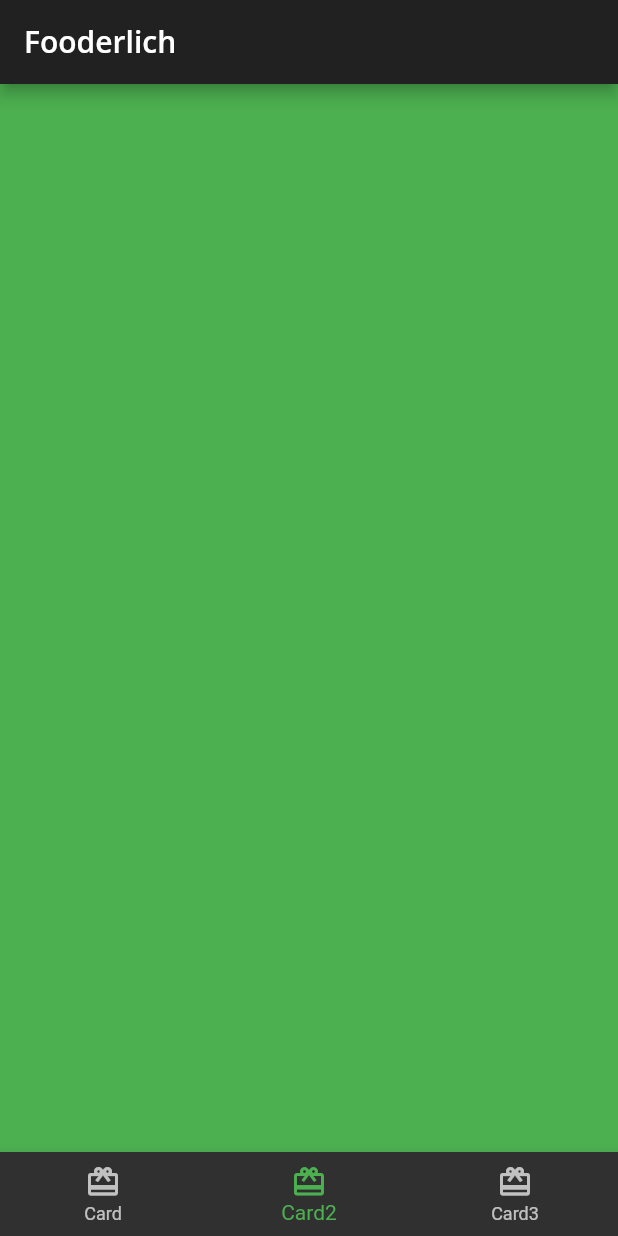
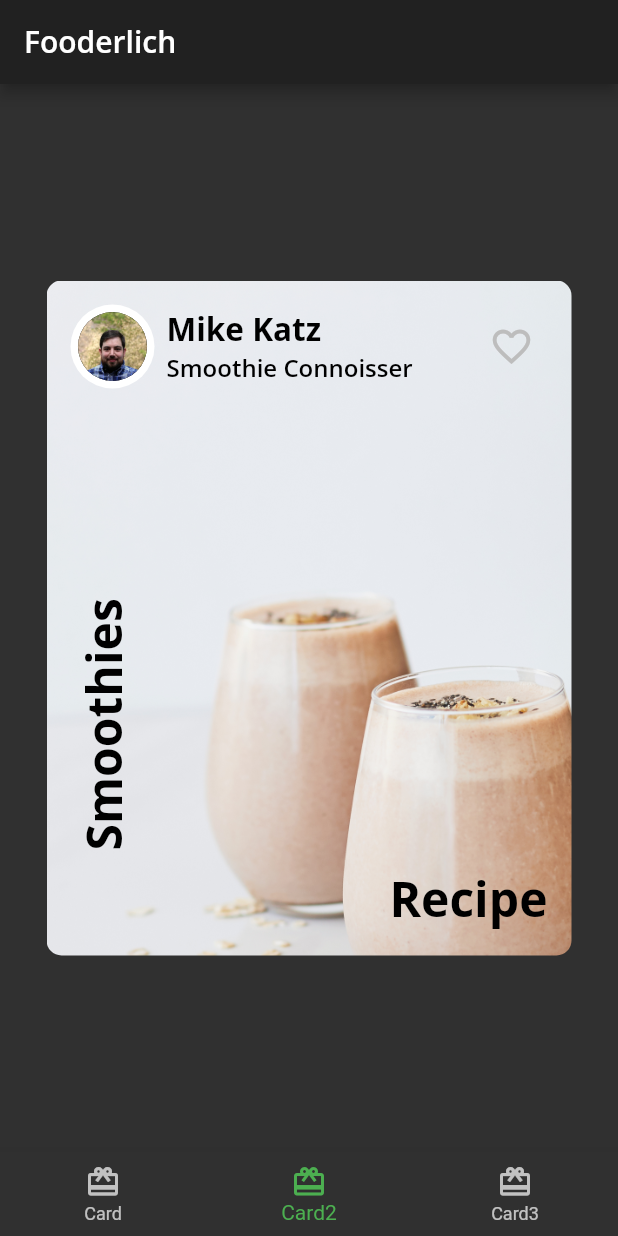
Before and after one commit to dwainetrain/flutter-apprentice, a Flutter app: the screen it shows after launch, item 2 of the bottom bar chosen, on a phone screen of 412 x 824 dp. Run offline on Flutter 3.47's test engine with Material 2 defaults, Android fonts, the phone set to English and light mode, and no system bars; our stand-ins replace google_fonts.

Commit message:
chapter 3 complete

```diff
--- /dev/null
+++ b/lib/author_card.dart
@@ -0,0 +1,61 @@
+import 'package:flutter/material.dart';
+import 'fooderlich_theme.dart';
+import 'circle_image.dart';
+
+class AuthorCard extends StatelessWidget {
+  final String authorName;
+  final String title;
+  final ImageProvider? imageProvider;
+
+  const AuthorCard({
+    super.key,
+    required this.authorName,
+    required this.title,
+    this.imageProvider,
+  });
+
+  @override
+  Widget build(BuildContext context) {
+    // TODO: Replace return Container(...);
+    return Container(
+      padding: const EdgeInsets.all(16),
+      child: Row(
+          mainAxisAlignment: MainAxisAlignment.spaceBetween,
+          children: [
+            Row(
+
+              children: [
+                CircleImage(
+                  imageProvider: imageProvider,
+                  imageRadius: 28,
+                ),
+                const SizedBox(width: 8),
+                Column(
+                  crossAxisAlignment: CrossAxisAlignment.start,
+                  children: [
+                    Text(
+                      authorName,
+                      style: FooderlichTheme.lightTextTheme.headline2,
+                    ),
+                    Text(
+                      title,
+                      style: FooderlichTheme.lightTextTheme.headline3,
+                    )
+                  ],
+                ),
+              ],
+            ),
+            IconButton(
+              onPressed: () {
+                const snackBar =
+                SnackBar(content: Text('Favorite Pressed'));
+                ScaffoldMessenger.of(context).showSnackBar((snackBar));
+              },
+              icon: const Icon(Icons.favorite_border),
+              iconSize: 30,
+              color: Colors.grey[400],
+            )
+          ]),
+    );
+  }
+}
--- /dev/null
+++ b/lib/card2.dart
@@ -0,0 +1,62 @@
+import 'package:flutter/material.dart';
+import 'fooderlich_theme.dart';
+import 'author_card.dart';
+
+class Card2 extends StatelessWidget {
+  const Card2({super.key});
+
+  @override
+  Widget build(BuildContext context) {
+    return Center(
+      child: Container(
+        constraints: const BoxConstraints.expand(
+          width: 350,
+          height: 450,
+        ),
+        decoration: const BoxDecoration(
+          image: DecorationImage(
+            image: AssetImage('assets/mag5.png'),
+            fit: BoxFit.cover,
+          ),
+          borderRadius: BorderRadius.all(
+            Radius.circular(10.0),
+          ),
+        ),
+        child: Column(
+          children: [
+            const AuthorCard(
+              authorName: 'Mike Katz',
+              title: 'Smoothie Connoisser',
+              imageProvider: AssetImage('assets/author_katz.jpeg'),
+            ),
+            Expanded(
+              child: Stack(
+                children: [
+                  Positioned(
+                    bottom: 16,
+                    right: 16,
+                    child: Text(
+                      'Recipe',
+                      style: FooderlichTheme.lightTextTheme.headline1,
+                    ),
+                  ),
+                  Positioned(
+                    bottom: 70,
+                    left: 16,
+                    child: RotatedBox(
+                      quarterTurns: 3,
+                      child: Text(
+                        'Smoothies',
+                        style: FooderlichTheme.lightTextTheme.headline1,
+                      ),
+                    ),
+                  ),
+                ],
+              ),
+            ),
+          ],
+        ),
+      ),
+    );
+  }
+}
--- /dev/null
+++ b/lib/circle_image.dart
@@ -0,0 +1,23 @@
+import 'package:flutter/material.dart';
+
+class CircleImage extends StatelessWidget {
+  const CircleImage({
+    super.key,
+    this.imageProvider,
+    this.imageRadius = 20,
+});
+  final double imageRadius;
+  final ImageProvider? imageProvider;
+
+  @override
+  Widget build(BuildContext context) {
+    return CircleAvatar(
+      backgroundColor: Colors.white,
+      radius: imageRadius,
+      child: CircleAvatar(
+        radius: imageRadius - 5,
+        backgroundImage: imageProvider,
+      )
+    );
+  }
+}
--- a/lib/home.dart
+++ b/lib/home.dart
@@ -1,5 +1,7 @@
 import 'package:flutter/material.dart';
 import 'card1.dart';
+import 'card2.dart';
+import 'card3.dart';
 
 class Home extends StatefulWidget {
   const Home({super.key});
@@ -12,12 +14,9 @@ class HomeState extends State<Home> {
   // TODO: Add state variables and functions
   int _selectedIndex = 0;
   static List<Widget> pages = <Widget>[
-    // TODO: Replace with Card1
     const Card1(),
-    // TODO: Replace with Card2
-    Container(color: Colors.green),
-    // TODO: Replace with Card3
-    Container(color: Colors.blue),
+    const Card2(),
+    const Card3(),
   ];
 
   // 9
```
Also changed, not shown: lib/card1.dart (+33 -1 lines), lib/card3.dart (added, +103 -0 lines).
